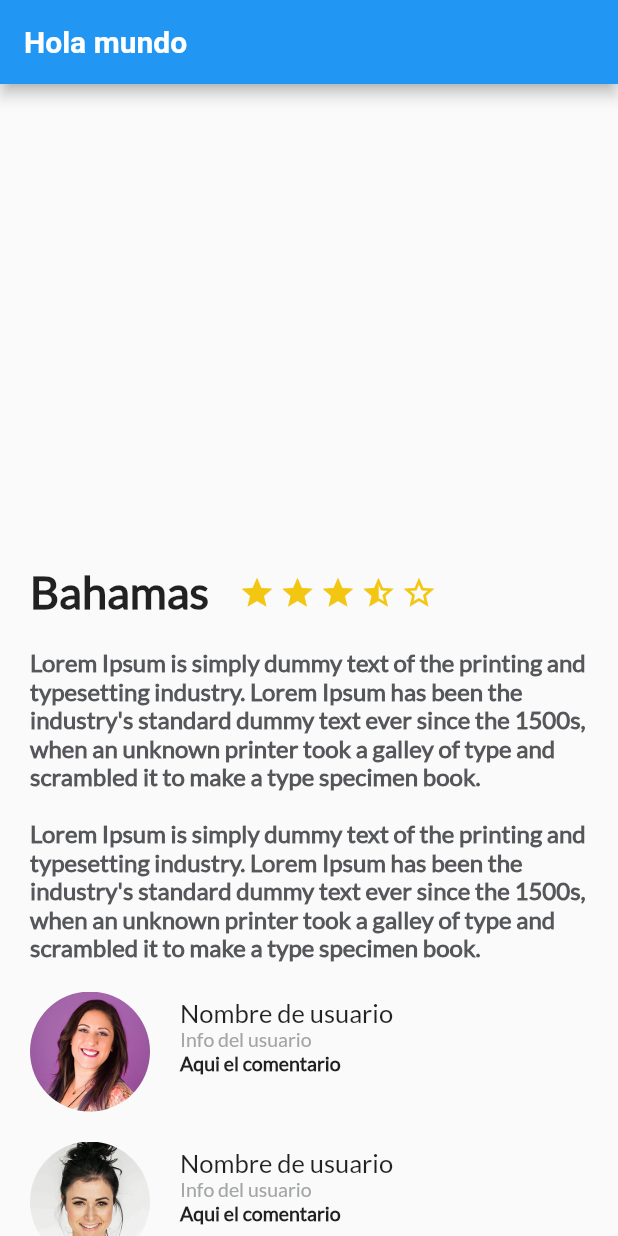
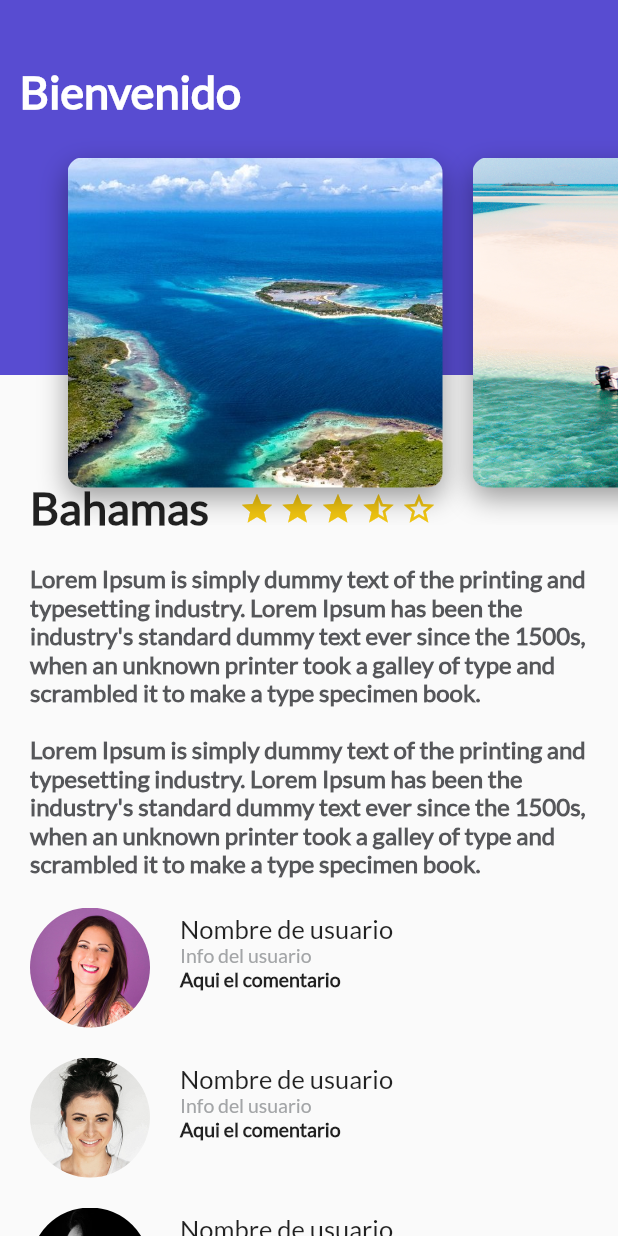
Before and after one commit to lucasnbarbero/platzi-curso-flutter, a Flutter app: the screen it shows after launch, on a phone screen of 412 x 824 dp. Run offline on Flutter 3.47's test engine with Material 2 defaults, Android fonts, the phone set to English and light mode, and no system bars.

Commit message:
Base de la maquetacion de la app

```diff
--- /dev/null
+++ b/lib/components/background/gradient_back.dart
@@ -0,0 +1,33 @@
+import "package:flutter/material.dart";
+
+class GradientBack extends StatelessWidget {
+  String title;
+
+  GradientBack(this.title, {super.key});
+
+  @override
+  Widget build(BuildContext context) {
+    return Container(
+      height: 250.0,
+      decoration: const BoxDecoration(
+          gradient: LinearGradient(
+              colors: [
+                Color(0xFF4268D3),
+                Color(0xFF584CD1),
+              ],
+              begin: FractionalOffset(0.2, 0.0),
+              end: FractionalOffset(0.2, 0.0),
+              stops: [0.0, 0.6],
+              tileMode: TileMode.clamp)),
+      child: Text(
+        title,
+        style: TextStyle(
+            color: Colors.white,
+            fontSize: 30.0,
+            fontFamily: "Lato",
+            fontWeight: FontWeight.bold),
+      ),
+      alignment: const Alignment(-0.9, -0.6),
+    );
+  }
+}
--- /dev/null
+++ b/lib/components/card/card_image.dart
@@ -0,0 +1,27 @@
+import "package:flutter/material.dart";
+
+class CardImage extends StatelessWidget {
+  String pathImage;
+
+  CardImage(this.pathImage, {super.key});
+
+  @override
+  Widget build(BuildContext context) {
+    return Container(
+      height: 350.0,
+      width: 250.0,
+      margin: const EdgeInsets.only(top: 80.0, left: 20.0),
+      decoration: BoxDecoration(
+          image:
+              DecorationImage(fit: BoxFit.cover, image: AssetImage(pathImage)),
+          borderRadius: const BorderRadius.all(Radius.circular(10.0)),
+          shape: BoxShape.rectangle,
+          boxShadow: const <BoxShadow>[
+            BoxShadow(
+                color: Colors.black38,
+                blurRadius: 15.0,
+                offset: Offset(0.0, 7.0))
+          ]),
+    );
+  }
+}
--- /dev/null
+++ b/lib/components/card/card_image_list.dart
@@ -0,0 +1,23 @@
+import "package:flutter/material.dart";
+import "card_image.dart";
+
+class CartImageList extends StatelessWidget {
+  const CartImageList({super.key});
+
+  @override
+  Widget build(BuildContext context) {
+    return Container(
+      height: 350.0,
+      child: ListView(
+        padding: const EdgeInsets.all(25.0),
+        scrollDirection: Axis.horizontal,
+        children: <Widget>[
+          CardImage("assets/img/bahamas-01.jpg"),
+          CardImage("assets/img/bahamas-02.jpg"),
+          CardImage("assets/img/bahamas-03.jpg"),
+          CardImage("assets/img/bahamas-04.jpg"),
+        ],
+      ),
+    );
+  }
+}
--- /dev/null
+++ b/lib/components/layout/header_appbar.dart
@@ -0,0 +1,15 @@
+import "package:flutter/material.dart";
+import '../background/gradient_back.dart';
+import '../card/card_image_list.dart';
+
+class HeaderAppBar extends StatelessWidget {
+  @override
+  Widget build(BuildContext context) {
+    return Stack(
+      children: [
+        GradientBack("Bienvenido"),
+        const CartImageList(),
+      ],
+    );
+  }
+}
--- a/lib/main.dart
+++ b/lib/main.dart
@@ -1,4 +1,5 @@
 import 'package:flutter/material.dart';
+import './components/layout/header_appbar.dart';
 import 'components/place/place.dart';
 import 'components/review/review_list.dart';
 
@@ -18,12 +19,6 @@ class MyApp extends StatelessWidget {
         primarySwatch: Colors.blue,
       ),
       home: Scaffold(
-          appBar: AppBar(
-            title: const Text(
-              "Hola mundo",
-              style: TextStyle(fontWeight: FontWeight.bold),
-            ),
-          ),
           body: Stack(
         children: <Widget>[
           ListView(
@@ -31,7 +26,8 @@ class MyApp extends StatelessWidget {
               Place("Bahamas", placeDescription),
               ReviewList(),
             ],
-              )
+          ),
+          HeaderAppBar(),
         ],
       )),
     );
```
Also changed, not shown: pubspec.yaml (+6 -4 lines), assets/img/bahamas-01.jpg (added), assets/img/bahamas-02.jpg (added), assets/img/bahamas-03.jpg (added), assets/img/bahamas-04.jpg (added), 1 other file. Lines whose indentation alone changed are shown as unchanged.
